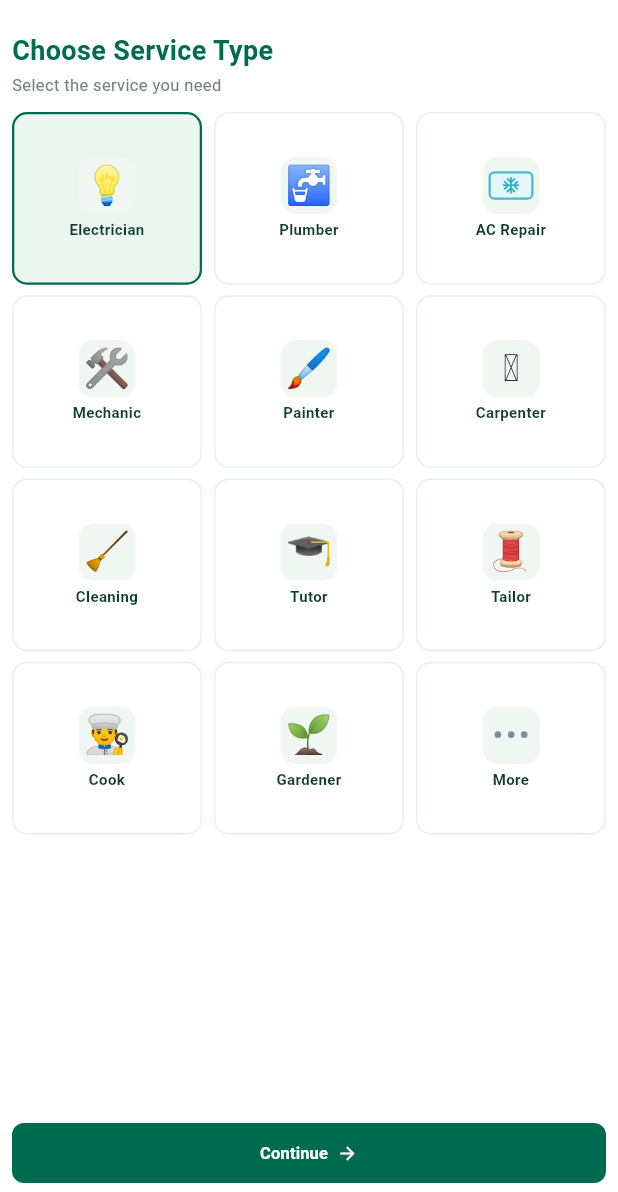
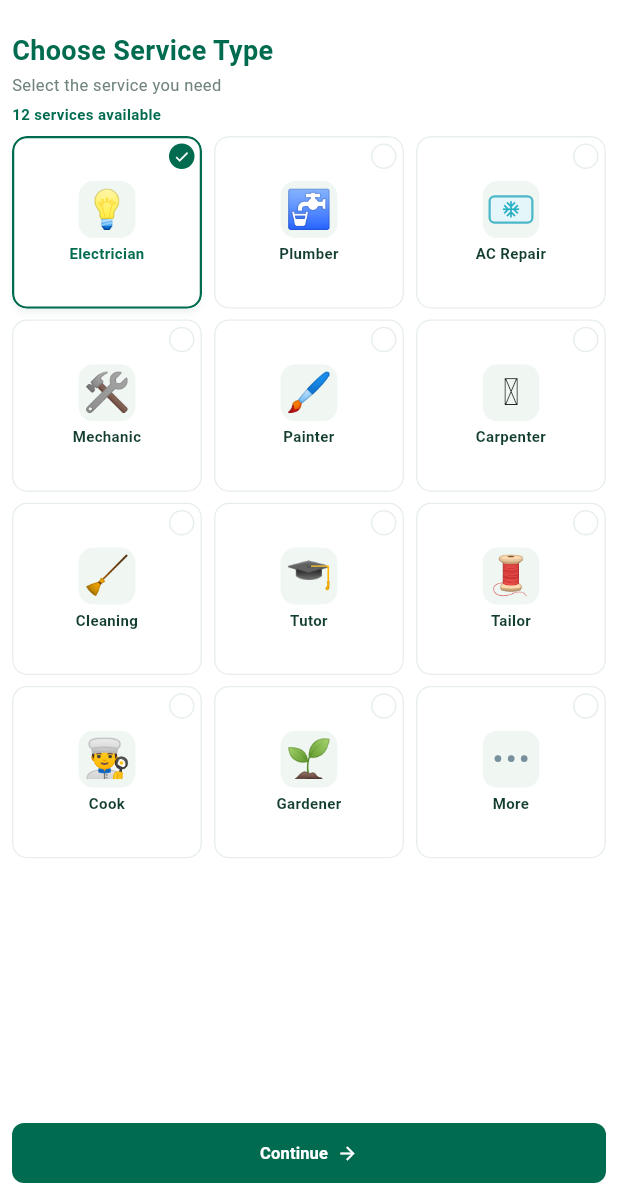
Before and after one commit to maharyasirsumra1/Hunar-Near-Me, a Flutter app: the ChooseServiceTypeScreen screen opened directly with empty values, on a phone screen of 412 x 824 dp, the part 44-1236 px from its top. Run offline on Flutter 3.47's test engine with Material 3 defaults, Android fonts, the phone set to English and light mode, and no system bars; our stand-ins replace flutter_secure_storage; accounts and stored records are empty.

Commit message:
Clarify selected service cards

```diff
--- a/lib/screens/choose_service_type_screen.dart
+++ b/lib/screens/choose_service_type_screen.dart
@@ -85,7 +85,16 @@ class _ChooseServiceTypeScreenState extends State<ChooseServiceTypeScreen> {
                 'Select the service you need',
                 style: TextStyle(color: kMutedText, fontSize: 11),
               ),
-              const SizedBox(height: 10),
+              const SizedBox(height: 4),
+              Text(
+                '${app.services.length} services available',
+                style: const TextStyle(
+                  color: kForestGreen,
+                  fontSize: 10,
+                  fontWeight: FontWeight.w600,
+                ),
+              ),
+              const SizedBox(height: 8),
               Expanded(
                 child: GridView.builder(
                   itemCount: app.services.length,
@@ -98,39 +107,79 @@ class _ChooseServiceTypeScreenState extends State<ChooseServiceTypeScreen> {
                   itemBuilder: (ctx, i) {
                     final s = app.services[i];
                     final isSelected = selectedId == s.id;
-                    return InkWell(
-                      onTap: () {
-                        setState(() => selectedId = s.id);
-                        app.selectedServiceId = s.id;
-                      },
+                    return Card(
+                      color: Colors.white,
+                      elevation: isSelected ? 2 : 0,
+                      shadowColor: kForestGreen.withValues(alpha: 0.12),
+                      margin: EdgeInsets.zero,
+                      shape: RoundedRectangleBorder(
                         borderRadius: BorderRadius.circular(10),
-                      child: Container(
-                        padding: const EdgeInsets.all(4),
-                        decoration: BoxDecoration(
-                          color: isSelected ? kCardGreenTint : Colors.white,
-                          borderRadius: BorderRadius.circular(10),
-                          border: Border.all(
+                        side: BorderSide(
                           color: isSelected
                               ? kForestGreen
                               : const Color(0xFFE8EFEB),
                           width: isSelected ? 1.5 : 1,
                         ),
                       ),
+                      clipBehavior: Clip.antiAlias,
+                      child: InkWell(
+                        onTap: () {
+                          setState(() => selectedId = s.id);
+                          app.selectedServiceId = s.id;
+                        },
+                        child: Stack(
+                          children: [
+                            Positioned(
+                              top: 5,
+                              right: 5,
+                              child: AnimatedContainer(
+                                duration: const Duration(milliseconds: 160),
+                                width: 17,
+                                height: 17,
+                                decoration: BoxDecoration(
+                                  color: isSelected
+                                      ? kForestGreen
+                                      : Colors.transparent,
+                                  shape: BoxShape.circle,
+                                  border: Border.all(
+                                    color: isSelected
+                                        ? kForestGreen
+                                        : const Color(0xFFE8EFEB),
+                                  ),
+                                ),
+                                child: isSelected
+                                    ? const Icon(
+                                        Icons.check,
+                                        color: Colors.white,
+                                        size: 11,
+                                      )
+                                    : null,
+                              ),
+                            ),
+                            Center(
                               child: Column(
-                          mainAxisAlignment: MainAxisAlignment.center,
+                                mainAxisSize: MainAxisSize.min,
                                 children: [
-                            ServiceVectorIcon(serviceId: s.id, size: 38),
+                                  ServiceVectorIcon(
+                                    serviceId: s.id,
+                                    size: 38,
+                                  ),
                                   const SizedBox(height: 3),
                                   Text(
                                     s.name,
-                              style: const TextStyle(
+                                    style: TextStyle(
                                       fontWeight: FontWeight.w600,
                                       fontSize: 10,
-                                color: kDarkInk,
+                                      color: isSelected
+                                          ? kForestGreen
+                                          : kDarkInk,
                                     ),
                                     textAlign: TextAlign.center,
                                     maxLines: 1,
                                     overflow: TextOverflow.ellipsis,
+                                  ),
+                                ],
+                              ),
                             ),
                           ],
                         ),
```
Lines whose indentation alone changed are shown as unchanged.
